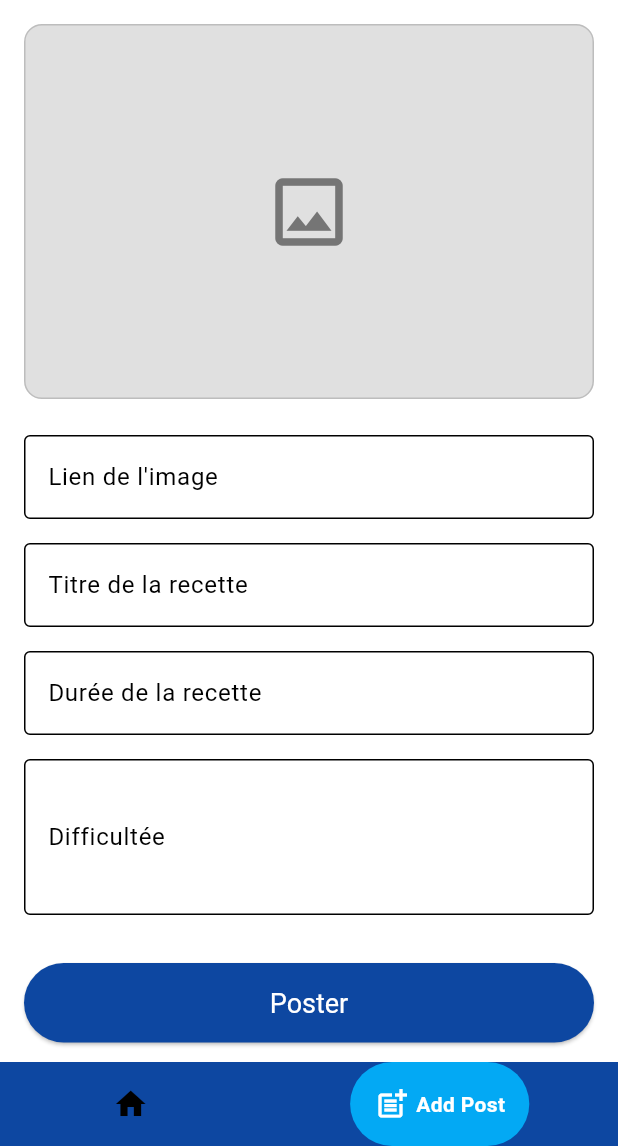
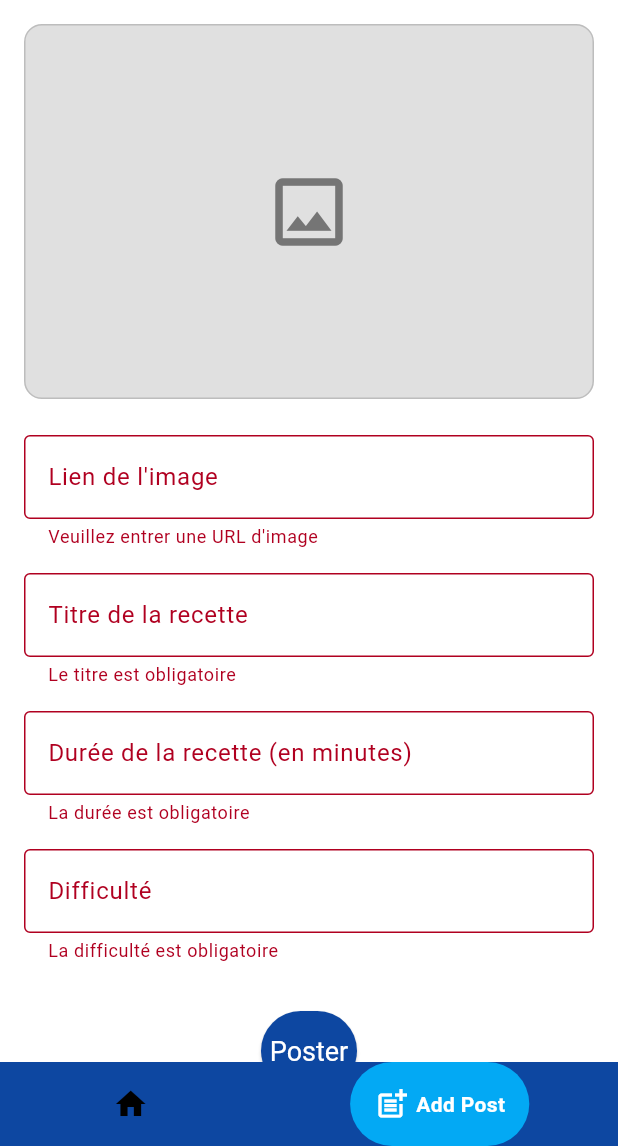
Before and after one commit to B-Ethan07/flash_recipe, a Flutter app: the screen it shows after launch, item 2 of the bottom bar chosen, after a tap on "Poster", on a phone screen of 412 x 824 dp, the part 90-1236 px from its top. Run offline on Flutter 3.47's test engine with Material 3 defaults, Android fonts, the phone set to English and light mode, and no system bars; drawn by our look-alikes of google_nav_bar; network calls fail.

Commit message:
feats: validator + README

```diff
--- a/lib/screens/add_post_page.dart
+++ b/lib/screens/add_post_page.dart
@@ -10,6 +10,7 @@ class AddPostPage extends StatefulWidget {
 }
 
 class _AddPostPageState extends State<AddPostPage> {
+  final _formKey = GlobalKey<FormState>();
   String? _imageUrl;
   bool _isLoading = false;
 
@@ -40,6 +41,24 @@ class _AddPostPageState extends State<AddPostPage> {
     }
   }
 
+  void _submitForm() {
+    if (_formKey.currentState!.validate()) {
+      setState(() {
+        _isLoading = true;
+      });
+
+      Future.delayed(const Duration(seconds: 2), () {
+        setState(() {
+          _isLoading = false;
+        });
+
+        ScaffoldMessenger.of(context).showSnackBar(
+          const SnackBar(content: Text('Recette postée avec succès !')),
+        );
+      });
+    }
+  }
+
   Widget _buildImagePreview() {
     if (_imageUrl == null || _imageUrl!.isEmpty) {
       return Center(
@@ -64,8 +83,11 @@ class _AddPostPageState extends State<AddPostPage> {
         children: [
           SingleChildScrollView(
             padding: const EdgeInsets.all(16.0),
+            child: Form(
+              key: _formKey,
+              autovalidateMode: AutovalidateMode.onUnfocus,
               child: Column(
-              crossAxisAlignment: CrossAxisAlignment.stretch,
+                crossAxisAlignment: CrossAxisAlignment.center,
                 children: [
                   Container(
                     height: 250,
@@ -80,8 +102,8 @@ class _AddPostPageState extends State<AddPostPage> {
                   ),
                   const SizedBox(height: 24),
 
-                // Boutons pour caméra et galerie
-                TextField(
+                  // Lien de l'image
+                  TextFormField(
                     controller: _imageUrlController,
                     enabled: !_isLoading,
                     decoration: const InputDecoration(
@@ -94,42 +116,99 @@ class _AddPostPageState extends State<AddPostPage> {
                         _imageUrl = value.trim();
                       });
                     },
+                    validator: (value) {
+                      if (value == null || value.trim().isEmpty) {
+                        return "Veuillez entrer une URL d'image";
+                      }
+                      final uri = Uri.tryParse(value);
+                      if (uri == null || !uri.hasScheme) {
+                        return "URL invalide (doit commencer par http:// ou https://)";
+                      }
+                      if (!uri.scheme.startsWith('http')) {
+                        return "L'URL doit commencer par http:// ou https://";
+                      }
+                      return null;
+                    },
                   ),
                   const SizedBox(height: 16),
 
-                // Formulaire
-                TextField(
+                  // Titre de la recette
+                  TextFormField(
                     controller: _titleController,
                     enabled: !_isLoading,
                     decoration: const InputDecoration(
                       labelText: "Titre de la recette",
                       border: OutlineInputBorder(),
                     ),
+                    validator: (value) {
+                      if (value == null || value.trim().isEmpty) {
+                        return "Le titre est obligatoire";
+                      }
+                      if (value.trim().length < 3) {
+                        return "Le titre doit contenir au moins 3 caractères";
+                      }
+                      if (value.trim().length > 100) {
+                        return "Le titre est trop long (max 100 caractères)";
+                      }
+                      return null;
+                    },
                   ),
                   const SizedBox(height: 16),
-                TextField(
+
+                  // Durée de la recette
+                  TextFormField(
                     controller: _durationController,
                     enabled: !_isLoading,
+                    keyboardType: TextInputType.number,
                     decoration: const InputDecoration(
-                    labelText: 'Durée de la recette',
+                      labelText: 'Durée de la recette (en minutes)',
                       border: OutlineInputBorder(),
+                      hintText: 'Ex: 25',
                     ),
+                    validator: (value) {
+                      if (value == null || value.trim().isEmpty) {
+                        return "La durée est obligatoire";
+                      }
+                      final duration = int.tryParse(value.trim());
+                      if (duration == null) {
+                        return "Veuillez entrer un nombre valide";
+                      }
+                      if (duration <= 0) {
+                        return "La durée doit être supérieure à 0";
+                      }
+                      if (duration > 500) {
+                        return "La durée semble trop longue (max 500 min)";
+                      }
+                      return null;
+                    },
                   ),
                   const SizedBox(height: 16),
-                TextField(
+
+                  // Difficulté
+                  TextFormField(
                     controller: _difficultyController,
                     enabled: !_isLoading,
                     decoration: const InputDecoration(
-                    labelText: 'Difficultée',
+                      labelText: 'Difficulté',
                       border: OutlineInputBorder(),
+                      hintText: 'Facile, Moyen ou Difficile',
                     ),
-                  maxLines: 3,
+                    validator: (value) {
+                      if (value == null || value.trim().isEmpty) {
+                        return "La difficulté est obligatoire";
+                      }
+                      final validDifficulties = ['facile', 'moyen', 'difficile'];
+                      if (!validDifficulties.contains(value.trim().toLowerCase())) {
+                        return "Doit être: Facile, Moyen ou Difficile";
+                      }
+                      return null;
+                    },
                   ),
                   const SizedBox(height: 32),
 
                   // Bouton Post
                   ElevatedButton(
-                  onPressed: () {},
+                    onPressed: _isLoading ? null : _submitForm,
                     style: ElevatedButton.styleFrom(
                       padding: const EdgeInsets.symmetric(vertical: 16),
                       textStyle: const TextStyle(fontSize: 18),
@@ -150,6 +229,7 @@ class _AddPostPageState extends State<AddPostPage> {
                 ],
               ),
             ),
+          ),
           if (_isLoading)
             Container(
               color: Colors.black38,
--- a/lib/theme.dart
+++ b/lib/theme.dart
@@ -16,6 +16,20 @@ class AppTheme {
     appBarTheme: const AppBarTheme(
       backgroundColor: _blue,
       foregroundColor: Colors.white,
+    ),
+    inputDecorationTheme: InputDecorationTheme(
+      filled: true,
+      fillColor: Colors.white,
+      hoverColor: Colors.grey[100],
+      border: OutlineInputBorder(
+        borderRadius: BorderRadius.circular(4),
+      ),
+      enabledBorder: OutlineInputBorder(
+        borderSide: BorderSide(color: Colors.grey.shade400),
+      ),
+      focusedBorder: OutlineInputBorder(
+        borderSide: BorderSide(color: _blue, width: 2),
+      ),
     ),
     elevatedButtonTheme: ElevatedButtonThemeData(
       style: ElevatedButton.styleFrom(
@@ -47,6 +61,20 @@ class AppTheme {
       primary: _lightBlue,
       secondary: _blue,
       tertiary: _amber,
+    ),
+    inputDecorationTheme: InputDecorationTheme(
+      filled: true,
+      fillColor: Color(0xFF1E1E1E),
+      hoverColor: Color(0xFF2A2A2A),
+      border: OutlineInputBorder(
+        borderRadius: BorderRadius.circular(4),
+      ),
+      enabledBorder: OutlineInputBorder(
+        borderSide: BorderSide(color: Colors.grey.shade700),
+      ),
+      focusedBorder: OutlineInputBorder(
+        borderSide: BorderSide(color: _lightBlue, width: 2),
+      ),
     ),
     appBarTheme: const AppBarTheme(
       backgroundColor: _blue,
--- a/lib/widgets/new_post_home.dart
+++ b/lib/widgets/new_post_home.dart
@@ -32,13 +32,13 @@ class _NewPostHomeState extends State<NewPostHome> {
           title: 'Tarte aux pommes',
           duration: '45min',
           difficulty: 'Moyen',
-          imageUrl: 'https://images.pexels.com/photos/1120970/pexels-photo-1120970.jpeg',
+          imageUrl: 'https://cdn.pixabay.com/photo/2020/09/25/15/13/pie-5601656_960_720.jpg',
         ),
       ],
     );
   }
 
-  Widget _buildRecipeCard({
+  _buildRecipeCard({
     required bool isDark,
     required bool isWeb,
     required String title,
```
Also changed, not shown: 1 other file. Lines whose indentation alone changed are shown as unchanged.
